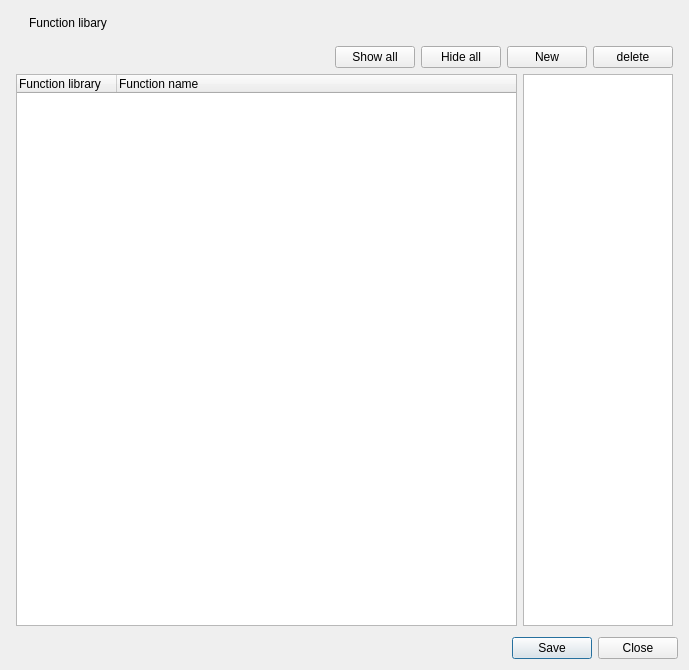
First picture: the form in components/UiFunctionDefinitionDialog.ui, repository bubuding0809/XML-Converter, before the edit.
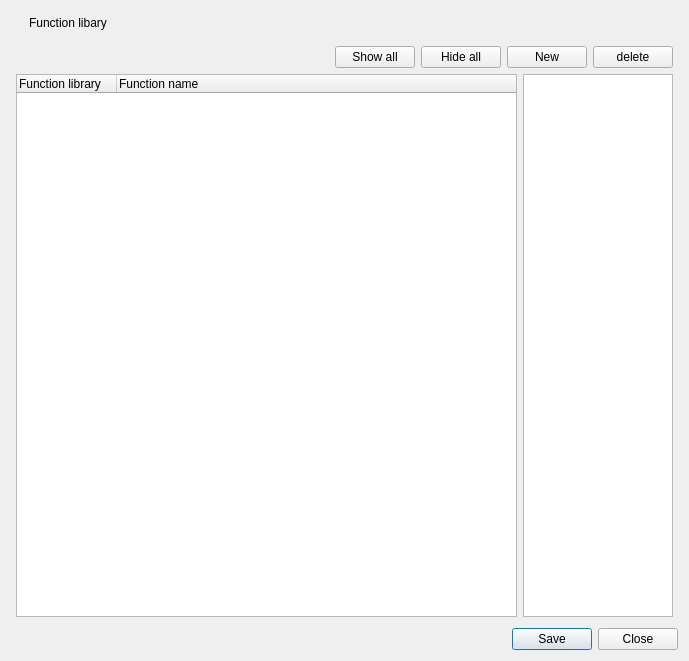
Second picture: the form after the edit. Icons and pictures are not drawn.

```diff
--- a/components/UiFunctionDefinitionDialog.ui
+++ b/components/UiFunctionDefinitionDialog.ui
@@ -7,7 +7,7 @@
     <x>0</x>
     <y>0</y>
     <width>689</width>
-    <height>670</height>
+    <height>661</height>
    </rect>
   </property>
   <property name="windowTitle">
```
Left out of the diff: 5 changed lines with no effect on the pictures.
